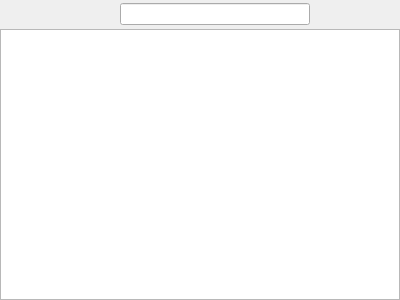
goshitsarch-eng/Orange, file src/fileview/fileview.ui: the form before one commit.
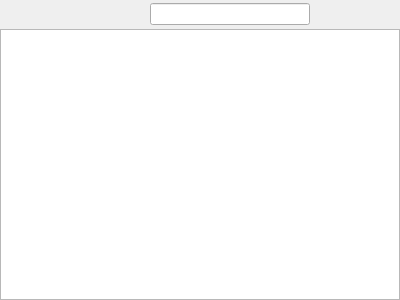
The form after the commit. Custom widgets are drawn as their Qt base class.

Commit message: FileView: List mounted network shares so they can be browsed in the app

```diff
--- a/src/fileview/fileview.ui
+++ b/src/fileview/fileview.ui
@@ -92,6 +92,25 @@
        </property>
       </widget>
      </item>
+     <item>
+      <widget class="QToolButton" name="network">
+       <property name="toolTip">
+        <string>Network shares mounted with your file manager appear here</string>
+       </property>
+       <property name="iconSize">
+        <size>
+         <width>22</width>
+         <height>22</height>
+        </size>
+       </property>
+       <property name="autoRaise">
+        <bool>true</bool>
+       </property>
+       <property name="popupMode">
+        <enum>QToolButton::InstantPopup</enum>
+       </property>
+      </widget>
+     </item>
      <item>
       <widget class="QLineEdit" name="path"/>
      </item>
```
The commit also changes 5 other files.
